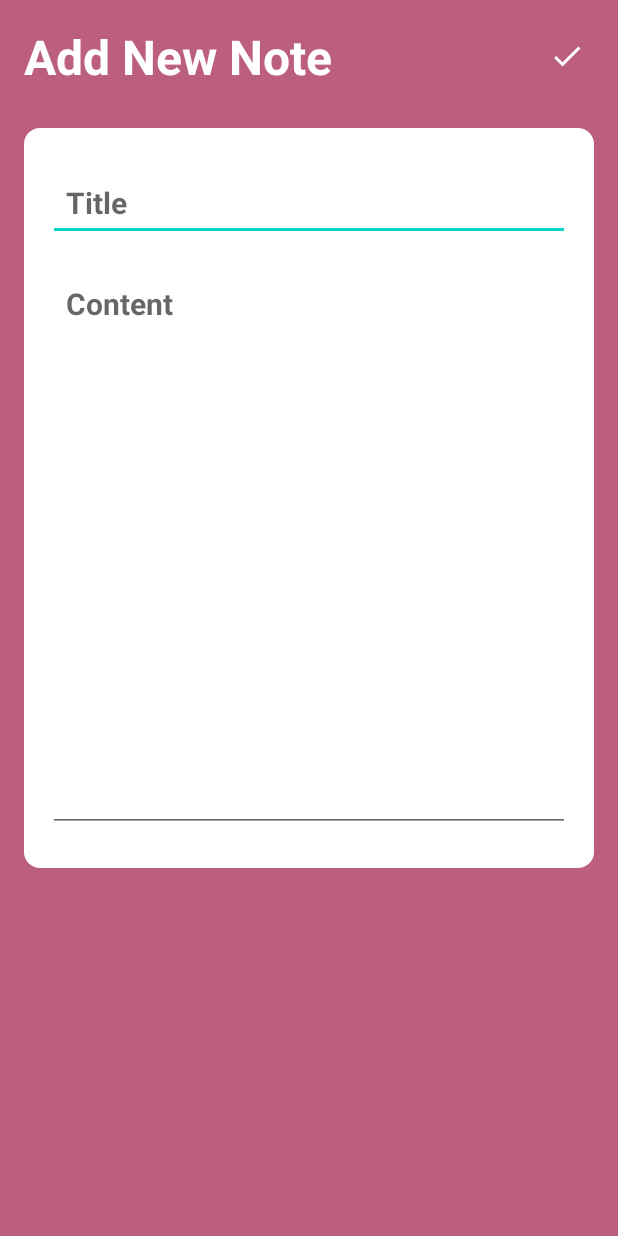
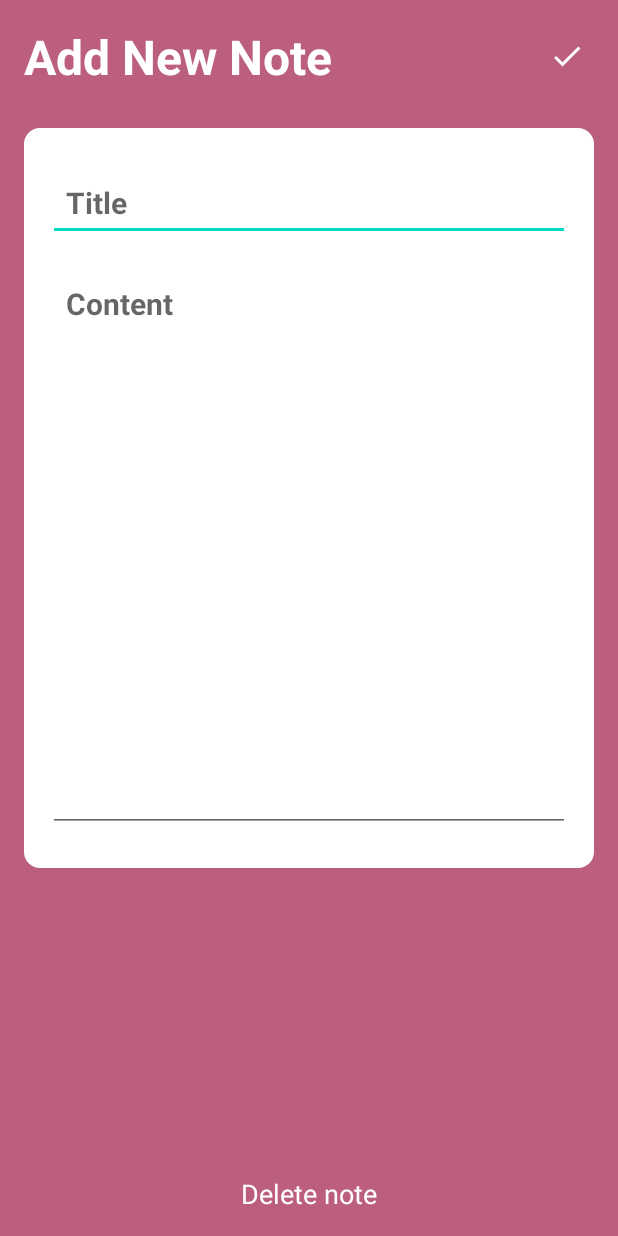
Before and after one commit to lchryu/NotesProTLU, an Android app: the NoteDetailsActivity screen opened directly, with no data from a screen before it, on a phone screen of 412 x 824 dp. Run offline under Robolectric (Android 15) with nearby library versions, the light colour scheme and no system bars; our stand-ins replace Firebase (no records; nobody signed in at launch, a user with empty details on screens opened directly).

Commit message:
Delete Notes and Log Out from App

```diff
--- a/app/src/main/res/layout/activity_note_details.xml
+++ b/app/src/main/res/layout/activity_note_details.xml
@@ -61,4 +61,13 @@
             android:padding="12dp"
             android:textColor="@color/black"/>
     </LinearLayout>
+    <TextView
+        android:layout_width="match_parent"
+        android:layout_height="wrap_content"
+        android:id="@+id/delete_note_text_view_btn"
+        android:text="Delete note"
+        android:layout_alignParentBottom="true"
+        android:gravity="center"
+        android:textSize="18sp"
+        android:textColor="#FFF"/>
 </RelativeLayout>
```
Also changed, not shown: app/src/main/java/com/example/notespro/MainActivity.java (+18 -0 lines), app/src/main/java/com/example/notespro/NoteDetailsActivity.java (+26 -0 lines).
